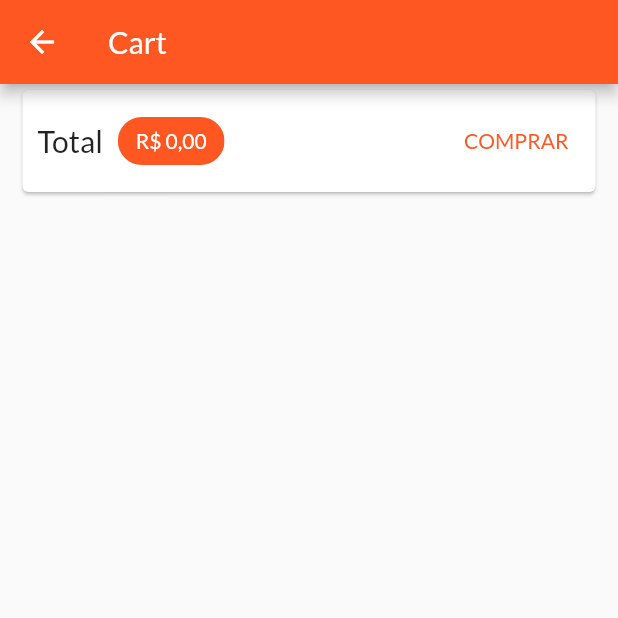
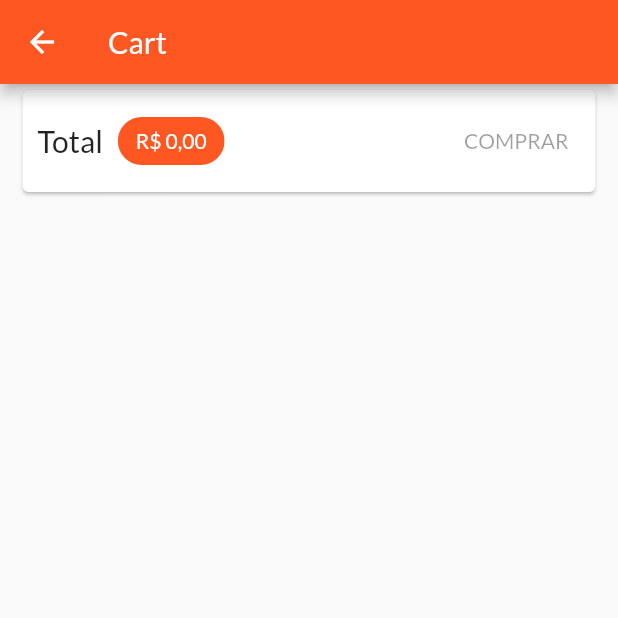
Before and after one commit to EduardoRenz/flutter-shop-app, a Flutter app: the CartScreen screen opened by its route, on a phone screen of 412 x 824 dp, the top half of it. Run offline on Flutter 3.47's test engine with Material 2 defaults, Android fonts, the phone set to English and light mode, and no system bars; our stand-ins replace uni_links; network calls fail.

Commit message:
Save and load order from backend

```diff
--- a/lib/components/order.dart
+++ b/lib/components/order.dart
@@ -19,7 +19,7 @@ class _OrderWidgetState extends State<OrderWidget> {
       child: Column(
         children: [
           ListTile(
-            leading: Icon(Icons.shopping_cart),
+            leading: const Icon(Icons.shopping_cart),
             title: Text('R\$ ${widget.order.total.toStringAsFixed(2)}'),
             subtitle: Text(
               DateFormat('dd/MM/yyyy hh:mm').format(widget.order.date),
@@ -35,7 +35,7 @@ class _OrderWidgetState extends State<OrderWidget> {
           ),
           if (_expanded)
             Container(
-              padding: EdgeInsets.symmetric(horizontal: 15, vertical: 4),
+              padding: const EdgeInsets.symmetric(horizontal: 15, vertical: 4),
               height: widget.order.products.length * 25.0 + 10,
               child: ListView(
                 children: widget.order.products
--- a/lib/models/product.dart
+++ b/lib/models/product.dart
@@ -2,6 +2,7 @@ import 'dart:convert';
 
 import 'package:flutter/foundation.dart';
 import 'package:http/http.dart' as http;
+import 'package:shop/utils/constants.dart';
 
 class Product with ChangeNotifier {
   final String id;
@@ -21,8 +22,7 @@ class Product with ChangeNotifier {
   });
 
   Future<void> toggleFavorite() async {
-    const String _baseUrl =
-        'https://shop-7706e-default-rtdb.firebaseio.com/products';
+    const String _baseUrl = Constants.PRODUCTS_BASE_URL;
     await http.patch(
       Uri.parse('$_baseUrl/$id.json'),
       body: jsonEncode({
--- a/lib/models/product_list.dart
+++ b/lib/models/product_list.dart
@@ -4,10 +4,10 @@ import 'dart:math';
 import 'package:flutter/cupertino.dart';
 import 'package:http/http.dart' as http;
 import 'package:shop/models/product.dart';
+import 'package:shop/utils/constants.dart';
 
 class ProductList with ChangeNotifier {
-  final String _baseUrl =
-      'https://shop-7706e-default-rtdb.firebaseio.com/products';
+  final String _baseUrl = Constants.PRODUCTS_BASE_URL;
   final List<Product> _items = [];
 
   List<Product> get favoriteItems =>
--- a/lib/screens/cart_screen.dart
+++ b/lib/screens/cart_screen.dart
@@ -47,17 +47,7 @@ class CartScreen extends StatelessWidget {
                     ),
                   ),
                   const Spacer(),
-                  TextButton(
-                    onPressed: () {
-                      Provider.of<OrderList>(context, listen: false)
-                          .addOrder(cart);
-                      cart.clear();
-                    },
-                    child: const Text('COMPRAR'),
-                    style: TextButton.styleFrom(
-                      primary: Theme.of(context).primaryColor,
-                    ),
-                  )
+                  CartButton(cart: cart)
                 ],
               ),
             ),
@@ -72,3 +62,44 @@ class CartScreen extends StatelessWidget {
     );
   }
 }
+
+class CartButton extends StatefulWidget {
+  const CartButton({
+    Key? key,
+    required this.cart,
+  }) : super(key: key);
+
+  final Cart cart;
+
+  @override
+  State<CartButton> createState() => _CartButtonState();
+}
+
+class _CartButtonState extends State<CartButton> {
+  bool _isLoading = false;
+
+  @override
+  Widget build(BuildContext context) {
+    return _isLoading
+        ? const CircularProgressIndicator()
+        : TextButton(
+            onPressed: widget.cart.itemCount == 0
+                ? null
+                : () async {
+                    setState(() {
+                      _isLoading = true;
+                    });
+                    await Provider.of<OrderList>(context, listen: false)
+                        .addOrder(widget.cart);
+                    widget.cart.clear();
+                    setState(() {
+                      _isLoading = false;
+                    });
+                  },
+            child: const Text('COMPRAR'),
+            style: TextButton.styleFrom(
+              primary: Theme.of(context).primaryColor,
+            ),
+          );
+  }
+}
--- /dev/null
+++ b/lib/utils/constants.dart
@@ -0,0 +1,8 @@
+// ignore_for_file: constant_identifier_names
+
+class Constants {
+  static const String PRODUCTS_BASE_URL =
+      "https://shop-7706e-default-rtdb.firebaseio.com/products";
+  static const String ORDERS_BASE_URL =
+      "https://shop-7706e-default-rtdb.firebaseio.com/orders";
+}
```
Also changed, not shown: lib/models/order_list.dart (+58 -5 lines), lib/screens/orders_screen.dart (+24 -5 lines).
